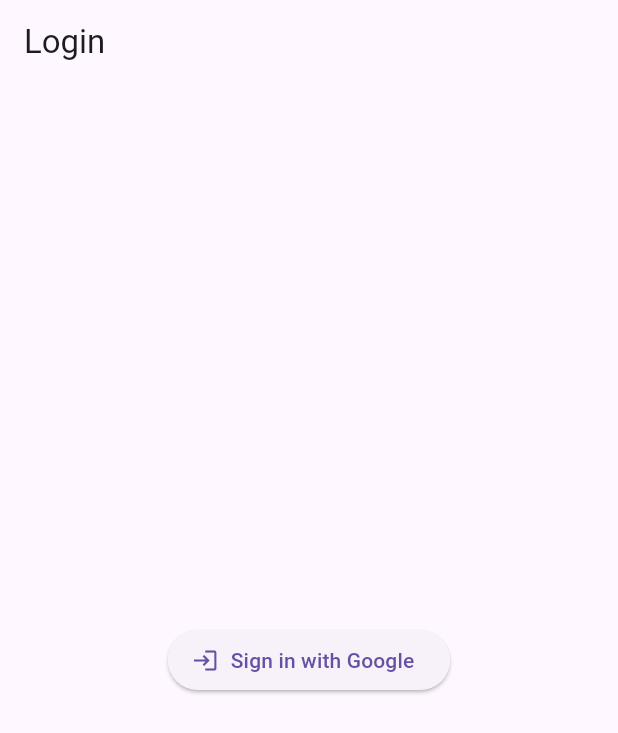
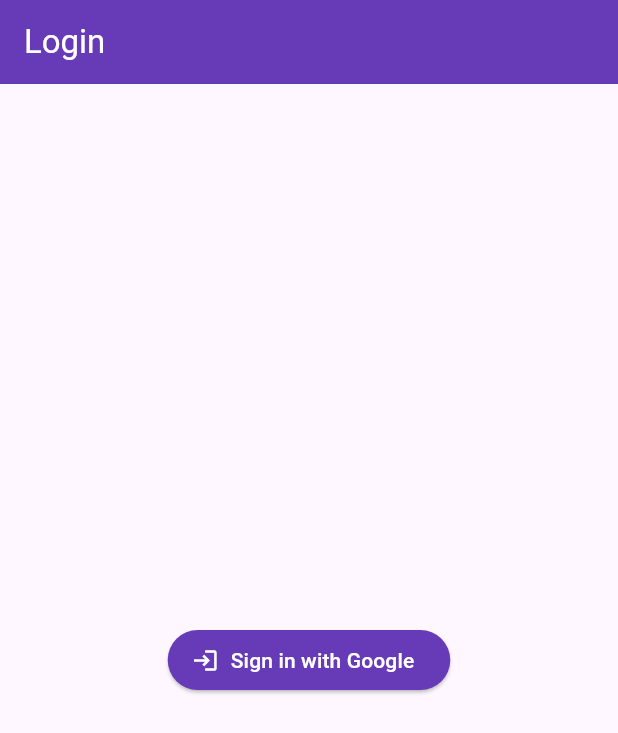
Before and after one commit to vaishali-mukati/google_auth-, a Flutter app: the screen it shows after launch, on a phone screen of 412 x 824 dp. Shown: the top 733 px of the screen. Run offline on Flutter 3.47's test engine with Material 3 defaults, Android fonts, the phone set to English and light mode, and no system bars; our stand-ins replace cloud_firestore, firebase_auth, firebase_core, flutter_secure_storage, get, google_sign_in and 3 more; accounts and stored records are empty.

Commit message:
set up colors for login screen

```diff
--- a/lib/screens/login_screen.dart
+++ b/lib/screens/login_screen.dart
@@ -10,11 +10,20 @@ class LoginScreen extends StatelessWidget {
   @override
   Widget build(BuildContext context) {
     return Scaffold(
-      appBar: AppBar(title: Text("Login")),
+      appBar: AppBar(
+          backgroundColor: Colors.deepPurple,
+          title: Text("Login",style: TextStyle(
+            color: Colors.white
+          ),)),
       body: Center(
         child: ElevatedButton.icon(
-          icon: Icon(Icons.login),
-          label: Text("Sign in with Google"),
+          style: ElevatedButton.styleFrom(
+            backgroundColor: Colors.deepPurple
+          ),
+          icon: Icon(Icons.login,color: Colors.white,),
+          label: Text("Sign in with Google",style: TextStyle(
+            color: Colors.white
+          ),),
           onPressed: () async {
             controller.signInWithGoogle();
             bool isAuthenticated = await BiometricHelper.authenticate();
```
